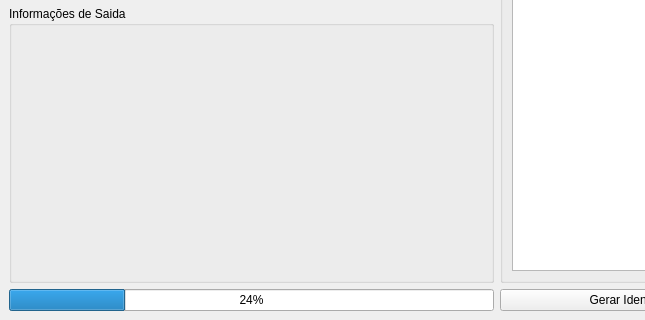
This is box_identifier/gui/main.ui in thalessd/box_identifier as Qt 5 draws it before an edit; both pictures show x 0 to 645 and y 280 to 600 of the 800 by 600 pixel window. The edited form follows.
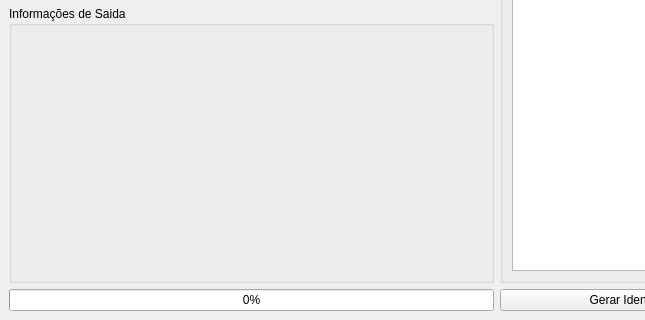
This is the edited form.

Commit message: Configurações dos arquivos de UI

What changed in the file:
```diff
--- a/box_identifier/gui/main.ui
+++ b/box_identifier/gui/main.ui
@@ -100,7 +100,10 @@
           </sizepolicy>
          </property>
          <property name="value">
-          <number>24</number>
+          <number>0</number>
+         </property>
+         <property name="invertedAppearance">
+          <bool>false</bool>
          </property>
         </widget>
        </item>
```
The commit also changes 1 other file.
